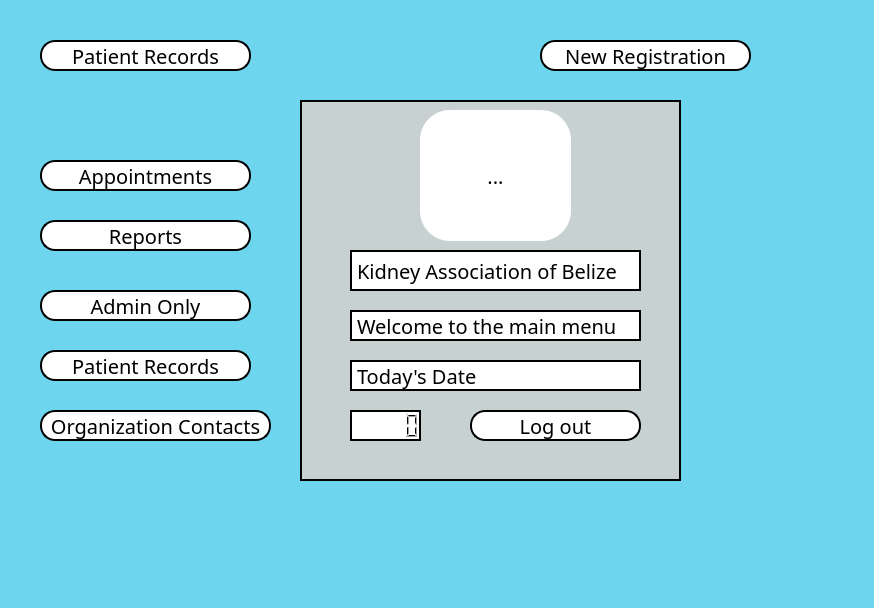
The window that homemenu.ui (Lurothero/KidneyAssociation) describes before a commit, drawn with Qt 5.
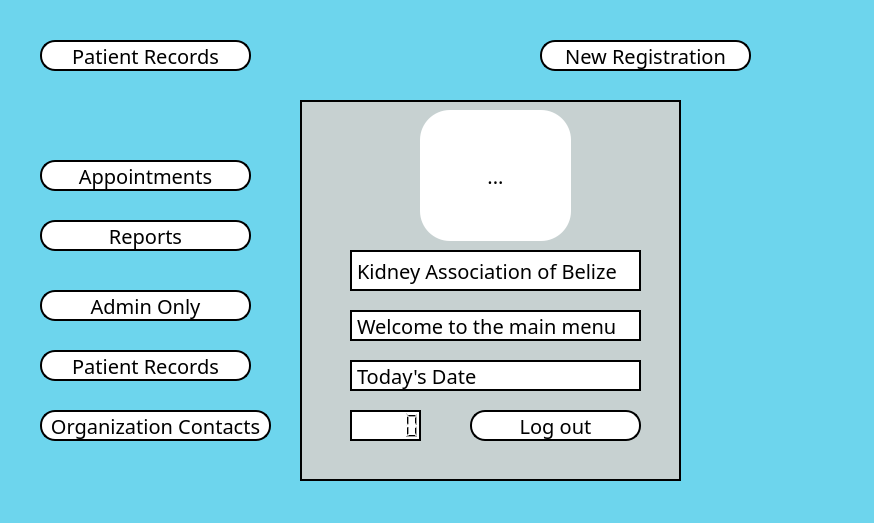
The same window after the commit. Icons and pictures are not drawn.

Diff of the .ui file:
```diff
--- a/homemenu.ui
+++ b/homemenu.ui
@@ -7,7 +7,7 @@
     <x>0</x>
     <y>0</y>
     <width>874</width>
-    <height>608</height>
+    <height>523</height>
    </rect>
   </property>
   <property name="windowTitle">
```
Left out of the diff: 4 changed lines with no effect on the pictures.
